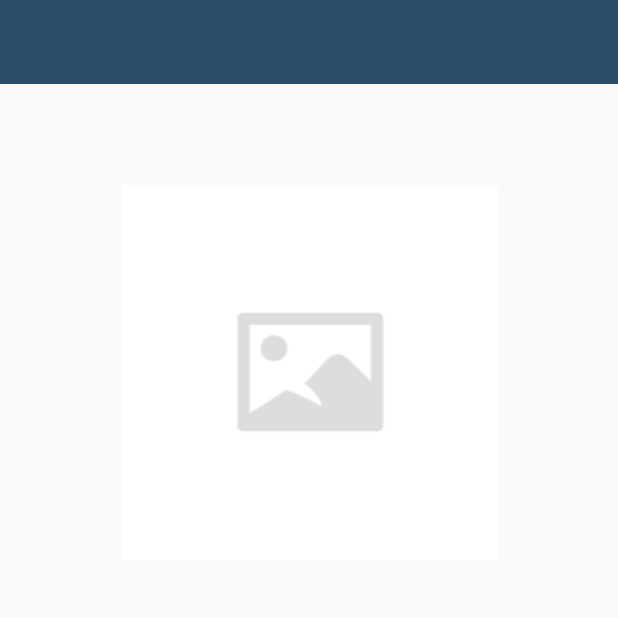
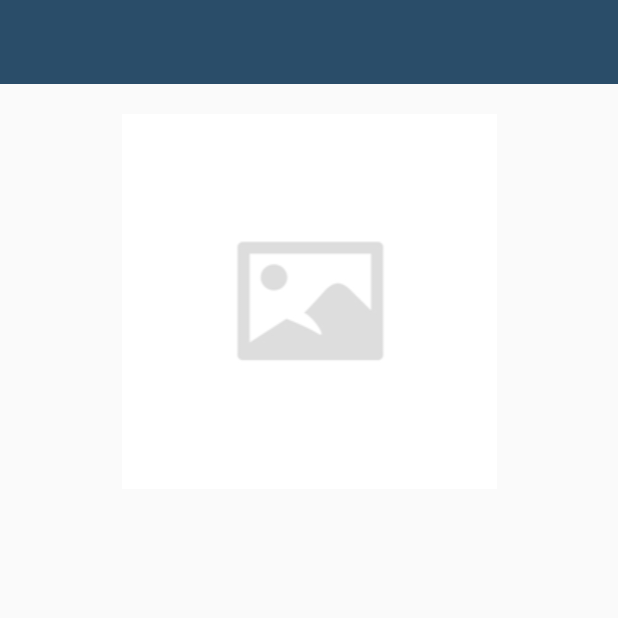
Before and after one commit to m0nadicph0/Places, an Android app: the ViewPlaceActivity screen opened directly, with no data from a screen before it, on a phone screen of 412 x 824 dp, the top half of it. Run offline under Robolectric (Android 15) with nearby library versions, the phone set to English and light mode, and no system bars.

Commit message:
layout fixes

```diff
--- a/app/src/main/res/layout/activity_view_place.xml
+++ b/app/src/main/res/layout/activity_view_place.xml
@@ -1,9 +1,11 @@
 <?xml version="1.0" encoding="utf-8"?>
-<androidx.constraintlayout.widget.ConstraintLayout xmlns:android="http://schemas.android.com/apk/res/android"
+<LinearLayout xmlns:android="http://schemas.android.com/apk/res/android"
     xmlns:app="http://schemas.android.com/apk/res-auto"
     xmlns:tools="http://schemas.android.com/tools"
     android:layout_width="match_parent"
     android:layout_height="match_parent"
+    android:orientation="vertical"
+    android:gravity="center_horizontal"
     tools:context=".activities.ViewPlaceActivity">
 
     <androidx.appcompat.widget.Toolbar
@@ -14,9 +16,11 @@
         android:theme="@style/CustomToolbarStyle"
         app:layout_constraintEnd_toEndOf="parent"
         app:layout_constraintStart_toStartOf="parent"
+        app:layout_constraintBottom_toTopOf="@id/svBody"
         app:layout_constraintTop_toTopOf="parent"/>
 
     <ScrollView
+        android:id="@+id/svBody"
         android:layout_width="409dp"
         android:layout_height="673dp"
         tools:layout_editor_absoluteX="1dp"
@@ -58,4 +62,4 @@
     </ScrollView>
 
 
-</androidx.constraintlayout.widget.ConstraintLayout>
+</LinearLayout>
```
